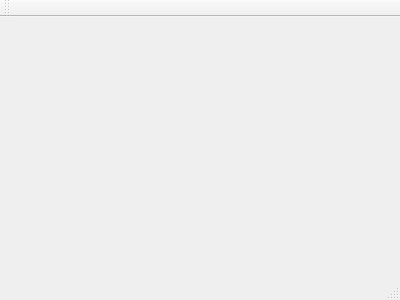
Before: the Qt Designer form UnderWaterRobot/mainwindow.ui in Yepach/UnderWaterRobot, drawn with Qt 5.
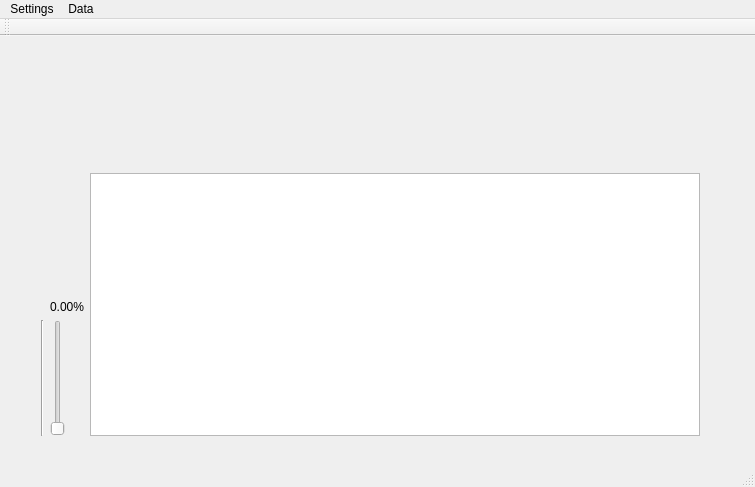
After: the same form once the commit is applied.

Diff of the .ui file:
```diff
--- a/UnderWaterRobot/mainwindow.ui
+++ b/UnderWaterRobot/mainwindow.ui
@@ -6,26 +6,75 @@
    <rect>
     <x>0</x>
     <y>0</y>
-    <width>400</width>
-    <height>300</height>
+    <width>755</width>
+    <height>487</height>
    </rect>
   </property>
   <property name="windowTitle">
    <string>MainWindow</string>
   </property>
   <widget class="QWidget" name="centralWidget">
-   <widget class="QLabel" name="label1">
+   <widget class="QWidget" name="gridLayoutWidget">
     <property name="geometry">
      <rect>
-      <x>90</x>
-      <y>90</y>
-      <width>161</width>
-      <height>61</height>
+      <x>30</x>
+      <y>10</y>
+      <width>681</width>
+      <height>401</height>
      </rect>
     </property>
-    <property name="text">
-     <string/>
-    </property>
+    <layout class="QGridLayout" name="gridLayout">
+     <item row="3" column="1">
+      <spacer name="verticalSpacer">
+       <property name="orientation">
+        <enum>Qt::Vertical</enum>
+       </property>
+       <property name="sizeHint" stdset="0">
+        <size>
+         <width>20</width>
+         <height>40</height>
+        </size>
+       </property>
+      </spacer>
+     </item>
+     <item row="2" column="2" rowspan="4">
+      <widget class="QGraphicsView" name="graphicsView"/>
+     </item>
+     <item row="5" column="0">
+      <widget class="Line" name="line">
+       <property name="orientation">
+        <enum>Qt::Vertical</enum>
+       </property>
+      </widget>
+     </item>
+     <item row="5" column="1">
+      <widget class="QSlider" name="verticalSlider">
+       <property name="orientation">
+        <enum>Qt::Vertical</enum>
+       </property>
+      </widget>
+     </item>
+     <item row="4" column="1">
+      <widget class="QLabel" name="speedLabel">
+       <property name="text">
+        <string>0.00%</string>
+       </property>
+      </widget>
+     </item>
+     <item row="1" column="2">
+      <spacer name="verticalSpacer_3">
+       <property name="orientation">
+        <enum>Qt::Vertical</enum>
+       </property>
+       <property name="sizeHint" stdset="0">
+        <size>
+         <width>20</width>
+         <height>40</height>
+        </size>
+       </property>
+      </spacer>
+     </item>
+    </layout>
    </widget>
   </widget>
   <widget class="QMenuBar" name="menuBar">
@@ -33,10 +82,23 @@
     <rect>
      <x>0</x>
      <y>0</y>
-     <width>400</width>
+     <width>755</width>
      <height>21</height>
     </rect>
    </property>
+   <widget class="QMenu" name="menuSettings">
+    <property name="title">
+     <string>Settings</string>
+    </property>
+    <addaction name="actionHotkeys"/>
+   </widget>
+   <widget class="QMenu" name="menuData">
+    <property name="title">
+     <string>Data</string>
+    </property>
+   </widget>
+   <addaction name="menuSettings"/>
+   <addaction name="menuData"/>
   </widget>
   <widget class="QToolBar" name="mainToolBar">
    <attribute name="toolBarArea">
```
Left out of the diff: 5 changed lines with no effect on the pictures.
